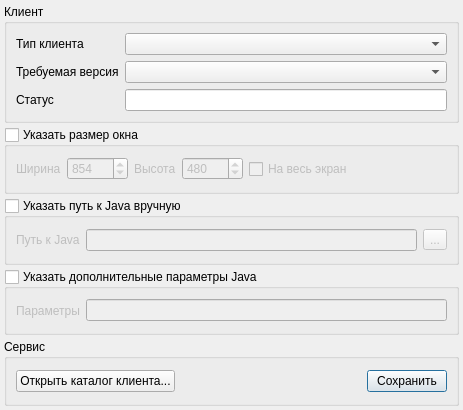
Above: settingsdialog.ui from dngulin/ttyhlauncher before the change. Below: the same form after it.
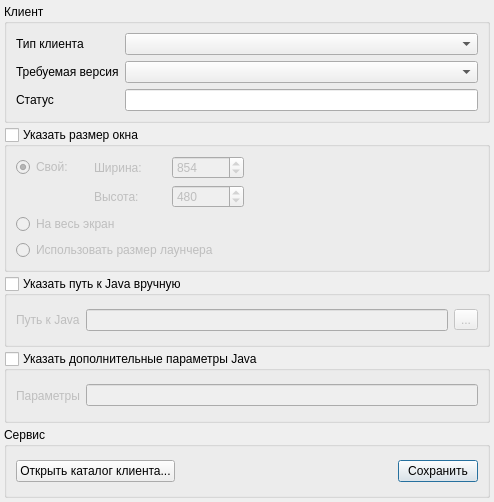
That is the form after the change. Icons and pictures are not drawn.

Commit message: Add "use launcher size" option & fixes

What changed in the file:
```diff
--- a/settingsdialog.ui
+++ b/settingsdialog.ui
@@ -6,8 +6,8 @@
    <rect>
     <x>0</x>
     <y>0</y>
-    <width>463</width>
-    <height>410</height>
+    <width>494</width>
+    <height>502</height>
    </rect>
   </property>
   <property name="windowTitle">
@@ -96,32 +96,39 @@
      <property name="checked">
       <bool>false</bool>
      </property>
-     <layout class="QHBoxLayout" name="hzLayout">
-      <item>
-       <widget class="QLabel" name="widthLabel">
+     <layout class="QGridLayout" name="gridLayout">
+      <item row="0" column="0">
+       <widget class="QRadioButton" name="customSizeRadio">
         <property name="text">
-         <string>Ширина</string>
+         <string>Свой:  </string>
         </property>
+        <property name="checked">
+         <bool>true</bool>
+        </property>
        </widget>
       </item>
-      <item>
-       <widget class="QSpinBox" name="widthSpinBox">
-        <property name="maximum">
-         <number>10000</number>
+      <item row="4" column="0" colspan="6">
+       <widget class="QRadioButton" name="useLauncherRadio">
+        <property name="text">
+         <string>Использовать размер лаунчера</string>
         </property>
-        <property name="value">
-         <number>854</number>
+       </widget>
+      </item>
+      <item row="3" column="0" colspan="6">
+       <widget class="QRadioButton" name="fullscreenRadio">
+        <property name="text">
+         <string>На весь экран</string>
         </property>
        </widget>
       </item>
-      <item>
+      <item row="2" column="1">
        <widget class="QLabel" name="heightLabel">
         <property name="text">
-         <string>Высота</string>
+         <string>Высота:</string>
         </property>
        </widget>
       </item>
-      <item>
+      <item row="2" column="2">
        <widget class="QSpinBox" name="heightSpinBox">
         <property name="maximum">
          <number>10000</number>
@@ -131,25 +138,22 @@
         </property>
        </widget>
       </item>
-      <item>
-       <widget class="QCheckBox" name="fullscreenCheckbox">
+      <item row="0" column="1">
+       <widget class="QLabel" name="widthLabel">
         <property name="text">
-         <string>На весь экран</string>
+         <string>Ширина:</string>
         </property>
        </widget>
       </item>
-      <item>
-       <spacer name="shspc">
-        <property name="orientation">
-         <enum>Qt::Horizontal</enum>
+      <item row="0" column="2">
+       <widget class="QSpinBox" name="widthSpinBox">
+        <property name="maximum">
+         <number>10000</number>
         </property>
-        <property name="sizeHint" stdset="0">
-         <size>
-          <width>40</width>
-          <height>20</height>
-         </size>
+        <property name="value">
+         <number>854</number>
         </property>
-       </spacer>
+       </widget>
       </item>
      </layout>
     </widget>
```
The commit also changes 4 other files.
